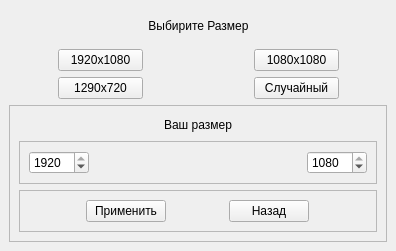
Before: the Qt Designer form choose.ui in willam2007/wps, drawn with Qt 5.
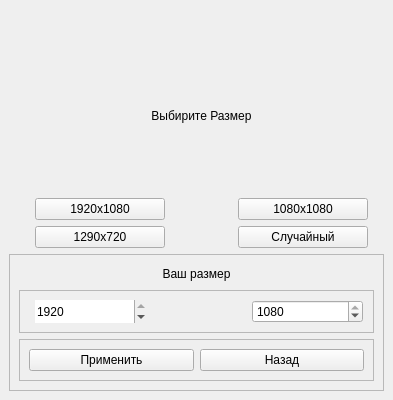
After: the same form once the commit is applied.

Commit message: choose design

The edit to the form file:
```diff
--- a/choose.ui
+++ b/choose.ui
@@ -9,8 +9,8 @@
    <rect>
     <x>0</x>
     <y>0</y>
-    <width>396</width>
-    <height>251</height>
+    <width>393</width>
+    <height>400</height>
    </rect>
   </property>
   <property name="sizePolicy">
@@ -24,20 +24,105 @@
   </property>
   <widget class="QWidget" name="centralwidget">
    <layout class="QGridLayout" name="gridLayout">
-    <item row="0" column="5" colspan="2">
-     <spacer name="horizontalSpacer_4">
+    <item row="1" column="1" colspan="5">
+     <widget class="QLabel" name="label_2">
+      <property name="sizePolicy">
+       <sizepolicy hsizetype="Preferred" vsizetype="Preferred">
+        <horstretch>0</horstretch>
+        <verstretch>0</verstretch>
+       </sizepolicy>
+      </property>
+      <property name="minimumSize">
+       <size>
+        <width>99</width>
+        <height>0</height>
+       </size>
+      </property>
+      <property name="text">
+       <string>Выбирите Размер</string>
+      </property>
+      <property name="alignment">
+       <set>Qt::AlignmentFlag::AlignCenter</set>
+      </property>
+     </widget>
+    </item>
+    <item row="4" column="1" colspan="2">
+     <widget class="QPushButton" name="pushButton_1280_720">
+      <property name="text">
+       <string>1290x720</string>
+      </property>
+     </widget>
+    </item>
+    <item row="4" column="4" colspan="2">
+     <widget class="QPushButton" name="pushButton_random">
+      <property name="text">
+       <string>Случайный</string>
+      </property>
+     </widget>
+    </item>
+    <item row="0" column="1">
+     <spacer name="verticalSpacer_2">
       <property name="orientation">
+       <enum>Qt::Orientation::Vertical</enum>
+      </property>
+      <property name="sizeType">
+       <enum>QSizePolicy::Policy::Fixed</enum>
+      </property>
+      <property name="sizeHint" stdset="0">
+       <size>
+        <width>20</width>
+        <height>50</height>
+       </size>
+      </property>
+     </spacer>
+    </item>
+    <item row="3" column="1" colspan="2">
+     <widget class="QPushButton" name="pushButton_1920_1080">
+      <property name="text">
+       <string>1920x1080</string>
+      </property>
+     </widget>
+    </item>
+    <item row="3" column="0" rowspan="2">
+     <spacer name="horizontalSpacer_2">
+      <property name="orientation">
        <enum>Qt::Orientation::Horizontal</enum>
       </property>
+      <property name="sizeType">
+       <enum>QSizePolicy::Policy::Fixed</enum>
+      </property>
       <property name="sizeHint" stdset="0">
        <size>
-        <width>35</width>
-        <height>20</height>
+        <width>20</width>
+        <height>40</height>
        </size>
       </property>
      </spacer>
     </item>
-    <item row="3" column="0" colspan="8">
+    <item row="3" column="4" colspan="2">
+     <widget class="QPushButton" name="pushButton__1080_1080">
+      <property name="text">
+       <string>1080x1080</string>
+      </property>
+     </widget>
+    </item>
+    <item row="3" column="6" rowspan="2">
+     <spacer name="horizontalSpacer_3">
+      <property name="orientation">
+       <enum>Qt::Orientation::Horizontal</enum>
+      </property>
+      <property name="sizeType">
+       <enum>QSizePolicy::Policy::Fixed</enum>
+      </property>
+      <property name="sizeHint" stdset="0">
+       <size>
+        <width>10</width>
+        <height>40</height>
+       </size>
+      </property>
+     </spacer>
+    </item>
+    <item row="5" column="0" colspan="7">
      <widget class="QFrame" name="frame">
       <property name="minimumSize">
        <size>
@@ -98,20 +183,60 @@
           <enum>QFrame::Shadow::Raised</enum>
          </property>
          <layout class="QHBoxLayout" name="horizontalLayout_2">
+          <item>
+           <spacer name="horizontalSpacer_4">
+            <property name="orientation">
+             <enum>Qt::Orientation::Horizontal</enum>
+            </property>
+            <property name="sizeType">
+             <enum>QSizePolicy::Policy::Fixed</enum>
+            </property>
+            <property name="sizeHint" stdset="0">
+             <size>
+              <width>6</width>
+              <height>20</height>
+             </size>
+            </property>
+           </spacer>
+          </item>
+          <item>
+           <spacer name="horizontalSpacer">
+            <property name="orientation">
+             <enum>Qt::Orientation::Horizontal</enum>
+            </property>
+            <property name="sizeType">
+             <enum>QSizePolicy::Policy::Fixed</enum>
+            </property>
+            <property name="sizeHint" stdset="0">
+             <size>
+              <width>0</width>
+              <height>0</height>
+             </size>
+            </property>
+           </spacer>
+          </item>
           <item>
            <widget class="QSpinBox" name="spinBox_width">
             <property name="sizePolicy">
-             <sizepolicy hsizetype="Minimum" vsizetype="Minimum">
+             <sizepolicy hsizetype="Minimum" vsizetype="Preferred">
               <horstretch>0</horstretch>
               <verstretch>0</verstretch>
              </sizepolicy>
             </property>
             <property name="minimumSize">
              <size>
-              <width>60</width>
-              <height>20</height>
+              <width>20</width>
+              <height>0</height>
              </size>
             </property>
+            <property name="font">
+             <font>
+              <kerning>true</kerning>
+             </font>
+            </property>
+            <property name="frame">
+             <bool>false</bool>
+            </property>
             <property name="minimum">
              <number>50</number>
             </property>
@@ -129,11 +254,11 @@
              <enum>Qt::Orientation::Horizontal</enum>
             </property>
             <property name="sizeType">
-             <enum>QSizePolicy::Policy::Expanding</enum>
+             <enum>QSizePolicy::Policy::Fixed</enum>
             </property>
             <property name="sizeHint" stdset="0">
              <size>
-              <width>220</width>
+              <width>100</width>
               <height>20</height>
              </size>
             </property>
@@ -142,14 +267,14 @@
           <item>
            <widget class="QSpinBox" name="spinBox_height">
             <property name="sizePolicy">
-             <sizepolicy hsizetype="Minimum" vsizetype="Minimum">
+             <sizepolicy hsizetype="Preferred" vsizetype="Preferred">
               <horstretch>0</horstretch>
               <verstretch>0</verstretch>
              </sizepolicy>
             </property>
             <property name="minimumSize">
              <size>
-              <width>60</width>
+              <width>40</width>
               <height>20</height>
              </size>
             </property>
@@ -164,13 +289,29 @@
             </property>
            </widget>
           </item>
+          <item>
+           <spacer name="horizontalSpacer_6">
+            <property name="orientation">
+             <enum>Qt::Orientation::Horizontal</enum>
+            </property>
+            <property name="sizeType">
+             <enum>QSizePolicy::Policy::Fixed</enum>
+            </property>
+            <property name="sizeHint" stdset="0">
+             <size>
+              <width>1</width>
+              <height>20</height>
+             </size>
+            </property>
+           </spacer>
+          </item>
          </layout>
         </widget>
        </item>
        <item>
         <widget class="QFrame" name="frame_2">
          <property name="sizePolicy">
-          <sizepolicy hsizetype="Minimum" vsizetype="Minimum">
+          <sizepolicy hsizetype="Preferred" vsizetype="Preferred">
            <horstretch>0</horstretch>
            <verstretch>0</verstretch>
           </sizepolicy>
@@ -191,7 +332,7 @@
           <item>
            <widget class="QPushButton" name="pushButton_create">
             <property name="sizePolicy">
-             <sizepolicy hsizetype="Fixed" vsizetype="Fixed">
+             <sizepolicy hsizetype="Preferred" vsizetype="Preferred">
               <horstretch>0</horstretch>
               <verstretch>0</verstretch>
              </sizepolicy>
@@ -210,7 +351,7 @@
           <item>
            <widget class="QPushButton" name="pushButton_back">
             <property name="sizePolicy">
-             <sizepolicy hsizetype="Maximum" vsizetype="Maximum">
+             <sizepolicy hsizetype="Preferred" vsizetype="Preferred">
               <horstretch>0</horstretch>
               <verstretch>0</verstretch>
              </sizepolicy>
@@ -232,32 +373,10 @@
       </layout>
      </widget>
     </item>
-    <item row="0" column="3" colspan="2">
-     <widget class="QLabel" name="label_2">
-      <property name="sizePolicy">
-       <sizepolicy hsizetype="Minimum" vsizetype="Minimum">
-        <horstretch>0</horstretch>
-        <verstretch>0</verstretch>
-       </sizepolicy>
-      </property>
-      <property name="minimumSize">
-       <size>
-        <width>99</width>
-        <height>0</height>
-       </size>
-      </property>
-      <property name="text">
-       <string>Выбирите Размер</string>
-      </property>
-      <property name="alignment">
-       <set>Qt::AlignmentFlag::AlignCenter</set>
-      </property>
-     </widget>
-    </item>
-    <item row="1" column="0" rowspan="2">
-     <spacer name="horizontalSpacer_2">
+    <item row="2" column="1">
+     <spacer name="verticalSpacer">
       <property name="orientation">
-       <enum>Qt::Orientation::Horizontal</enum>
+       <enum>Qt::Orientation::Vertical</enum>
       </property>
       <property name="sizeType">
        <enum>QSizePolicy::Policy::Fixed</enum>
@@ -265,71 +384,11 @@
       <property name="sizeHint" stdset="0">
        <size>
         <width>20</width>
-        <height>40</height>
-       </size>
-      </property>
-     </spacer>
-    </item>
-    <item row="0" column="1" colspan="2">
-     <spacer name="horizontalSpacer">
-      <property name="orientation">
-       <enum>Qt::Orientation::Horizontal</enum>
-      </property>
-      <property name="sizeType">
-       <enum>QSizePolicy::Policy::Expanding</enum>
-      </property>
-      <property name="sizeHint" stdset="0">
-       <size>
-        <width>35</width>
         <height>20</height>
        </size>
       </property>
      </spacer>
     </item>
-    <item row="1" column="7" rowspan="2">
-     <spacer name="horizontalSpacer_3">
-      <property name="orientation">
-       <enum>Qt::Orientation::Horizontal</enum>
-      </property>
-      <property name="sizeType">
-       <enum>QSizePolicy::Policy::Fixed</enum>
-      </property>
-      <property name="sizeHint" stdset="0">
-       <size>
-        <width>20</width>
-        <height>20</height>
-       </size>
-      </property>
-     </spacer>
-    </item>
-    <item row="1" column="5" colspan="2">
-     <widget class="QPushButton" name="pushButton__1080_1080">
-      <property name="text">
-       <string>1080x1080</string>
-      </property>
-     </widget>
-    </item>
-    <item row="2" column="5" colspan="2">
-     <widget class="QPushButton" name="pushButton_random">
-      <property name="text">
-       <string>Случайный</string>
-      </property>
-     </widget>
-    </item>
-    <item row="2" column="1" colspan="2">
-     <widget class="QPushButton" name="pushButton_1280_720">
-      <property name="text">
-       <string>1290x720</string>
-      </property>
-     </widget>
-    </item>
-    <item row="1" column="1" colspan="2">
-     <widget class="QPushButton" name="pushButton_1920_1080">
-      <property name="text">
-       <string>1920x1080</string>
-      </property>
-     </widget>
-    </item>
    </layout>
   </widget>
  </widget>
```
The commit also changes 1 other file.
